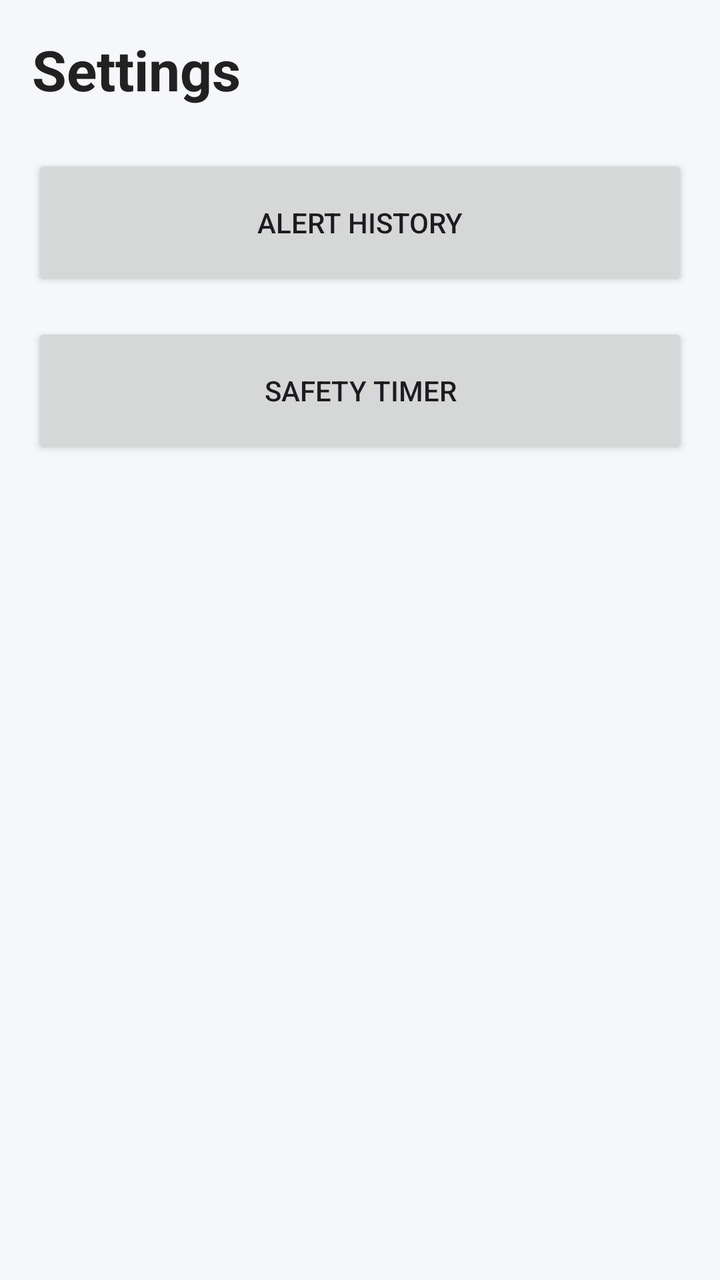
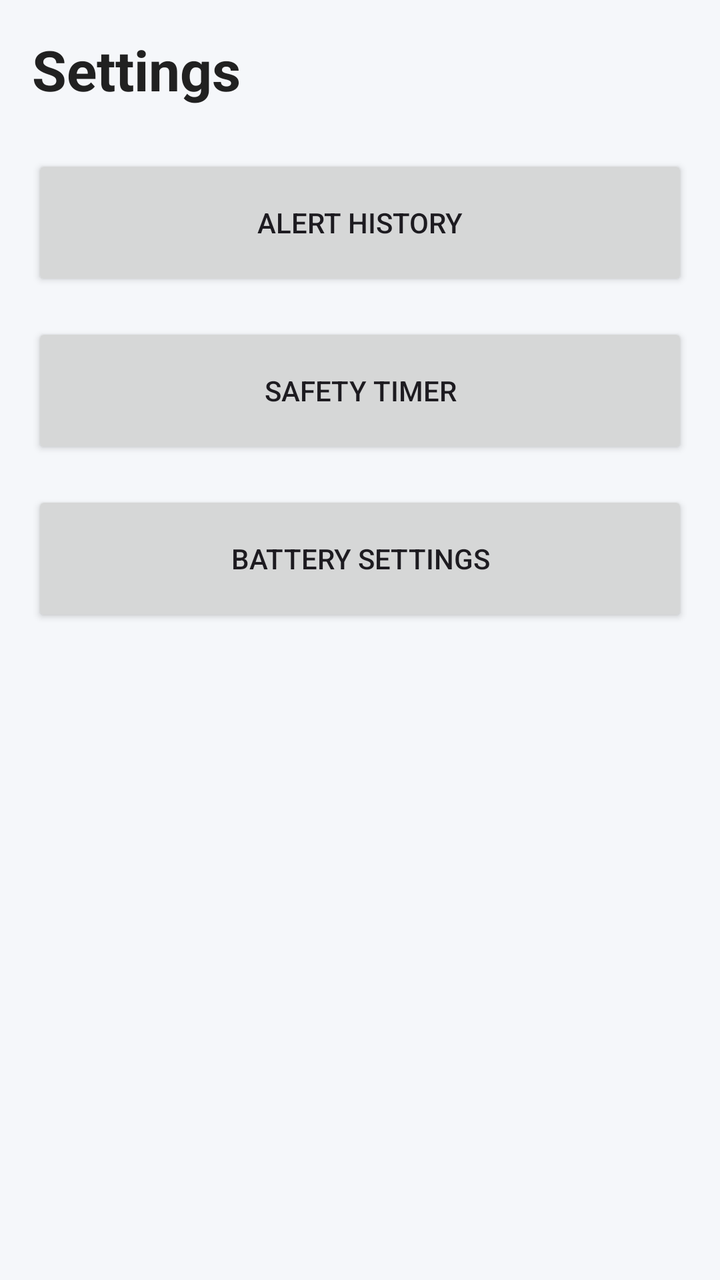

An Android layout rendered at two revisions. The XML below is the earlier revision; the diff shows what the commit changed to produce the second picture.
<!-- AndroidManifest.xml: application theme Theme.GuardianX -->
<!-- res/layout/activity_settings.xml -->
<?xml version="1.0" encoding="utf-8"?>
<androidx.constraintlayout.widget.ConstraintLayout
    xmlns:android="http://schemas.android.com/apk/res/android"
    xmlns:app="http://schemas.android.com/apk/res-auto"

    android:layout_width="match_parent"
    android:layout_height="match_parent"
    android:background="@color/background"
    android:padding="@dimen/padding_medium">

    <TextView
        android:id="@+id/settingsTitle"
        android:layout_width="wrap_content"
        android:layout_height="wrap_content"

        android:text="@string/settings_title"
        android:textColor="@color/text_primary"
        android:textSize="@dimen/text_title"
        android:textStyle="bold"

        app:layout_constraintTop_toTopOf="parent"
        app:layout_constraintStart_toStartOf="parent" />

    <Button
        android:id="@+id/historyButton"
        android:layout_width="0dp"
        android:layout_height="@dimen/emergency_button_height"
        android:layout_marginTop="@dimen/margin_large"

        android:text="@string/alert_history"

        app:layout_constraintTop_toBottomOf="@id/settingsTitle"
        app:layout_constraintStart_toStartOf="parent"
        app:layout_constraintEnd_toEndOf="parent" />

    <Button
        android:id="@+id/safetyTimerButton"
        android:layout_width="0dp"
        android:layout_height="@dimen/emergency_button_height"
        android:layout_marginTop="@dimen/margin_medium"

        android:text="@string/safety_timer"

        app:layout_constraintTop_toBottomOf="@id/historyButton"
        app:layout_constraintStart_toStartOf="parent"
        app:layout_constraintEnd_toEndOf="parent" />

</androidx.constraintlayout.widget.ConstraintLayout>
<!-- resources referenced by this layout -->
<resources>
  <color name="background">#F5F7FA</color>
  <color name="text_primary">#212121</color>
  <dimen name="emergency_button_height">68dp</dimen>
  <dimen name="margin_large">24dp</dimen>
  <dimen name="margin_medium">16dp</dimen>
  <dimen name="padding_medium">16dp</dimen>
  <dimen name="text_title">28sp</dimen>
  <string name="alert_history">Alert History</string>
  <string name="safety_timer">Safety Timer</string>
  <string name="settings_title">Settings</string>
  <style name="Theme.GuardianX" parent="Base.Theme.GuardianX" />
  <style name="Base.Theme.GuardianX" parent="Theme.Material3.DayNight.NoActionBar">
          
          
      </style>
</resources>

<!-- the commit's change to res/layout/activity_settings.xml (unified diff, before → after) -->
@@ -45,4 +45,16 @@
         app:layout_constraintStart_toStartOf="parent"
         app:layout_constraintEnd_toEndOf="parent" />
 
+    <Button
+        android:id="@+id/batterySettingsButton"
+        android:layout_width="0dp"
+        android:layout_height="@dimen/emergency_button_height"
+        android:layout_marginTop="@dimen/margin_medium"
+
+        android:text="@string/battery_settings"
+
+        app:layout_constraintTop_toBottomOf="@id/safetyTimerButton"
+        app:layout_constraintStart_toStartOf="parent"
+        app:layout_constraintEnd_toEndOf="parent" />
+
 </androidx.constraintlayout.widget.ConstraintLayout>
<!-- resource entries referenced after the edit -->
@@ -8,6 +8,7 @@
   <dimen name="padding_medium">16dp</dimen>
   <dimen name="text_title">28sp</dimen>
   <string name="alert_history">Alert History</string>
+  <string name="battery_settings">Battery Settings</string>
   <string name="safety_timer">Safety Timer</string>
   <string name="settings_title">Settings</string>
   <style name="Theme.GuardianX" parent="Base.Theme.GuardianX" />
